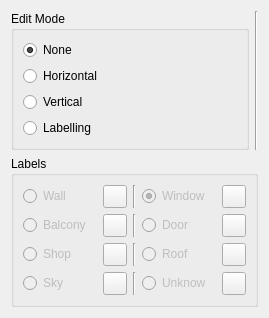
oliviertournaire/QLabelling, file qt/QLabellingWidget.ui: the form before one commit.
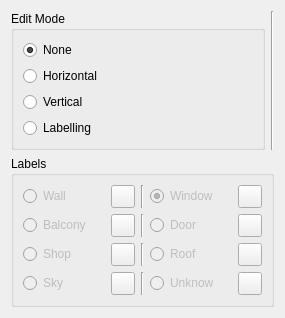
The form after the commit. Icons and pictures are not drawn.

Patch:
```diff
--- a/qt/QLabellingWidget.ui
+++ b/qt/QLabellingWidget.ui
@@ -6,7 +6,7 @@
    <rect>
     <x>0</x>
     <y>0</y>
-    <width>269</width>
+    <width>285</width>
     <height>300</height>
    </rect>
   </property>
```
